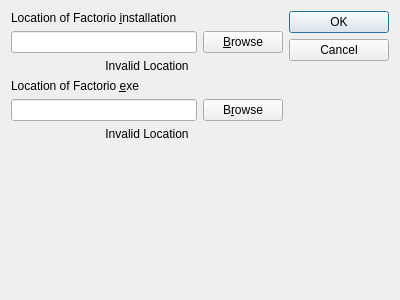
Qt form ui/location_setup.ui (adamalbu/factorio-mod-maker) before a commit.
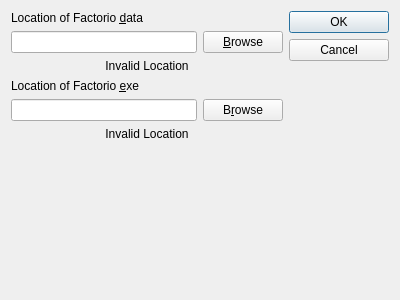
The same form after that commit.

The edit to the form file:
```diff
--- a/ui/location_setup.ui
+++ b/ui/location_setup.ui
@@ -19,7 +19,7 @@
      <item>
       <widget class="QLabel" name="label">
        <property name="text">
-        <string>Location of Factorio &amp;installation</string>
+        <string>Location of Factorio &amp;data</string>
        </property>
        <property name="buddy">
         <cstring>locationTextEdit</cstring>
```
Left out of the diff: 24 changed lines with no effect on the pictures.
